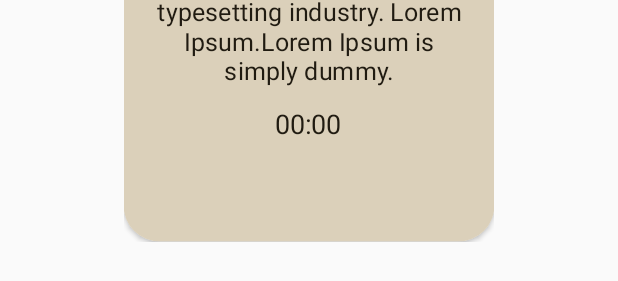
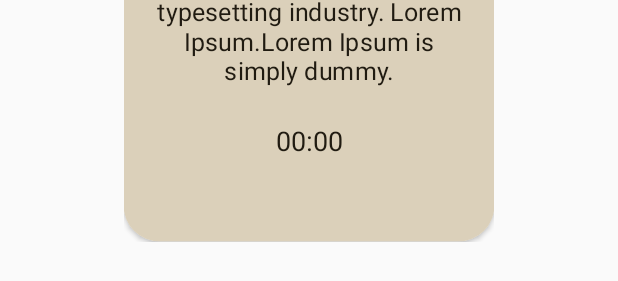
Before and after one commit to nazmus-ashrafi/Multi-timer-2-master, an Android app: the layout view_timers.xml on its own in the app's theme, with its tools: preview values and no code run, on a phone screen of 412 x 824 dp. Shown: the part 545-826 px from the top of the screen. Run offline under Robolectric (Android 15) with nearby library versions, the phone set to English and light mode, and no system bars.

Commit message:
update 3

```diff
--- a/app/build.gradle
+++ b/app/build.gradle
@@ -59,7 +59,4 @@ dependencies {
 
 
 
-
-
-
 }
--- a/app/src/main/java/com/nazmusashrafi/multi_timer_2_master/LoggedInSettingsFragment.java
+++ b/app/src/main/java/com/nazmusashrafi/multi_timer_2_master/LoggedInSettingsFragment.java
@@ -533,9 +533,8 @@ public class LoggedInSettingsFragment extends Fragment implements AdapterView.On
 
             valueFromSpinner = adapterView.getItemAtPosition(position).toString();
 
-
             //play sound on selected
-            if(counterSound>=2){
+            if(counterSound>1){
 
                 if(position==2){
                     batmanSound.start();
--- a/app/src/main/res/layout/fragment_logged_in_settings.xml
+++ b/app/src/main/res/layout/fragment_logged_in_settings.xml
@@ -12,9 +12,11 @@
 
     <LinearLayout
         android:id="@+id/emailInput"
-        android:layout_width="350dp"
+        android:layout_width="0dp"
         android:layout_height="wrap_content"
+        android:layout_marginStart="30dp"
         android:layout_marginTop="50dp"
+        android:layout_marginEnd="30dp"
         android:background="@drawable/input_bg"
         android:orientation="horizontal"
         android:weightSum="100"
--- a/app/src/main/res/layout/view_timers.xml
+++ b/app/src/main/res/layout/view_timers.xml
@@ -31,7 +31,7 @@
 
                 <ImageView
                     android:id="@+id/imgArticle"
-                    android:layout_width="415dp"
+                    android:layout_width="1415dp"
                     android:layout_height="599dp"
                     android:background="@color/cardColorCreamH"
                     android:scaleType="centerCrop"
@@ -81,9 +81,9 @@
                     android:layout_width="match_parent"
                     android:layout_height="0dp"
                     android:layout_marginTop="20dp"
+                    android:gravity="top|center_horizontal"
                     android:paddingLeft="30dp"
                     android:paddingRight="30dp"
-                    android:gravity="top|center_horizontal"
 
                     android:text="Lorem Ipsum is simply dummy text of
 the printing and typesetting industry.
@@ -97,23 +97,6 @@ Lorem Ipsum.Lorem Ipsum is simply dummy."
                     app:layout_constraintStart_toStartOf="@+id/imgArticle"
                     app:layout_constraintTop_toBottomOf="@+id/tvMainTitle" />
 
-
-                <TextView
-                    android:id="@+id/tvTimerView"
-                    android:layout_width="wrap_content"
-                    android:layout_height="wrap_content"
-                    android:layout_marginTop="20dp"
-                    android:paddingLeft="30dp"
-                    android:paddingRight="30dp"
-                    android:text="00:00"
-                    android:textAlignment="center"
-                    android:textColor="@color/colorTextBlack"
-                    android:textSize="30sp"
-                    app:layout_constraintEnd_toEndOf="parent"
-                    app:layout_constraintStart_toStartOf="@+id/imgArticle"
-                    app:layout_constraintTop_toBottomOf="@+id/tvDesc"
-                    android:paddingBottom="30dp"
-                    />
 
                 <!--                <Button-->
                 <!--                    android:id="@+id/btRemove"-->
@@ -159,6 +142,23 @@ Lorem Ipsum.Lorem Ipsum is simply dummy."
                 <!--                    app:layout_constraintStart_toStartOf="parent"-->
                 <!--                    app:layout_constraintTop_toBottomOf="@+id/tvTimerView" />-->
 
+                <TextView
+                    android:id="@+id/tvTimerView"
+                    android:layout_width="wrap_content"
+                    android:layout_height="wrap_content"
+                    android:layout_marginBottom="24dp"
+                    android:paddingLeft="30dp"
+                    android:paddingRight="30dp"
+                    android:paddingBottom="30dp"
+                    android:text="00:00"
+                    android:textAlignment="center"
+                    android:textColor="@color/colorTextBlack"
+                    android:textSize="30sp"
+                    app:layout_constraintBottom_toBottomOf="parent"
+                    app:layout_constraintEnd_toEndOf="parent"
+                    app:layout_constraintStart_toStartOf="parent"
+                    app:layout_constraintTop_toBottomOf="@+id/tvDesc" />
+
                 <View
 
                     android:id="@+id/view"
@@ -166,7 +166,7 @@ Lorem Ipsum.Lorem Ipsum is simply dummy."
                     android:layout_height="440dp"
                     android:background="@drawable/bg_shadow"
                     app:layout_constraintEnd_toEndOf="parent"
-                    app:layout_constraintHorizontal_bias="1.0"
+                    app:layout_constraintHorizontal_bias="0.0"
                     app:layout_constraintStart_toStartOf="parent"
                     app:layout_constraintTop_toBottomOf="@+id/tvMainTitle" />
 
```
Also changed, not shown: app/src/main/AndroidManifest.xml (+7 -0 lines), app/src/main/java/com/nazmusashrafi/multi_timer_2_master/BuildScreenActivity.java (+4 -4 lines), app/src/main/java/com/nazmusashrafi/multi_timer_2_master/LoadBuildScreenActivity.java (+16 -7 lines), app/src/main/java/com/nazmusashrafi/multi_timer_2_master/LoadRunPageActivity.java (+12 -5 lines), app/src/main/java/com/nazmusashrafi/multi_timer_2_master/RunPageActivity.java (+8 -2 lines). Lines whose indentation alone changed are shown as unchanged.
